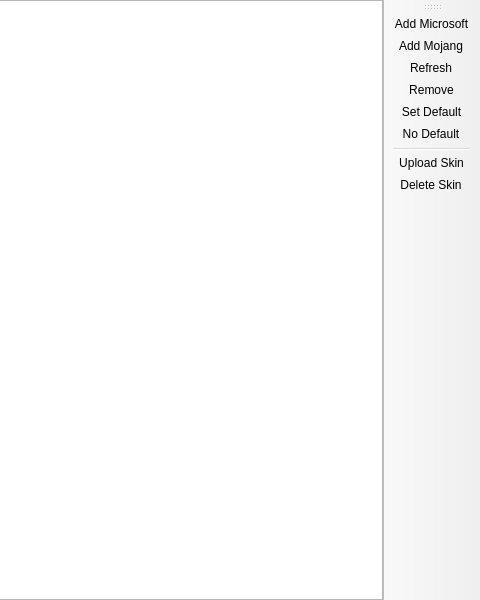
Old version of the form launcher/ui/pages/global/AccountListPage.ui in the repository FreesmTeam/FreesmLauncher; both pictures show x 320 to 800 and y 0 to 600 of the 800 by 600 pixel window.
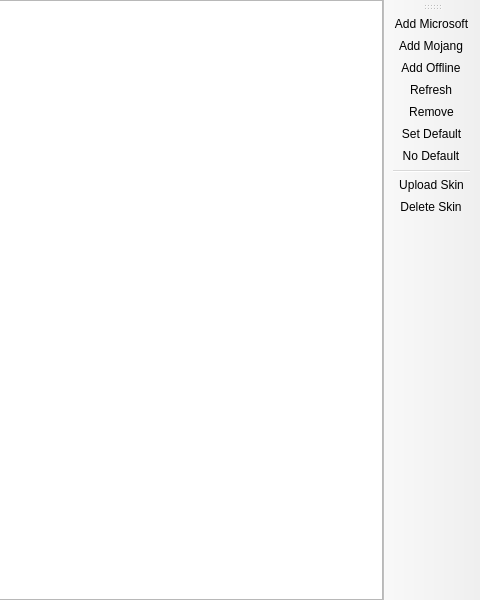
New version of the form. Custom widgets are drawn as their Qt base class.

Commit message: Add offline mode UI

```diff
--- a/launcher/ui/pages/global/AccountListPage.ui
+++ b/launcher/ui/pages/global/AccountListPage.ui
@@ -54,6 +54,7 @@
    </attribute>
    <addaction name="actionAddMicrosoft"/>
    <addaction name="actionAddMojang"/>
+   <addaction name="actionAddOffline"/>
    <addaction name="actionRefresh"/>
    <addaction name="actionRemove"/>
    <addaction name="actionSetDefault"/>
@@ -103,6 +104,11 @@
     <string>Add Microsoft</string>
    </property>
   </action>
+  <action name="actionAddOffline">
+   <property name="text">
+    <string>Add Offline</string>
+   </property>
+  </action>
   <action name="actionRefresh">
    <property name="text">
     <string>Refresh</string>
```
The commit also changes 6 other files.
